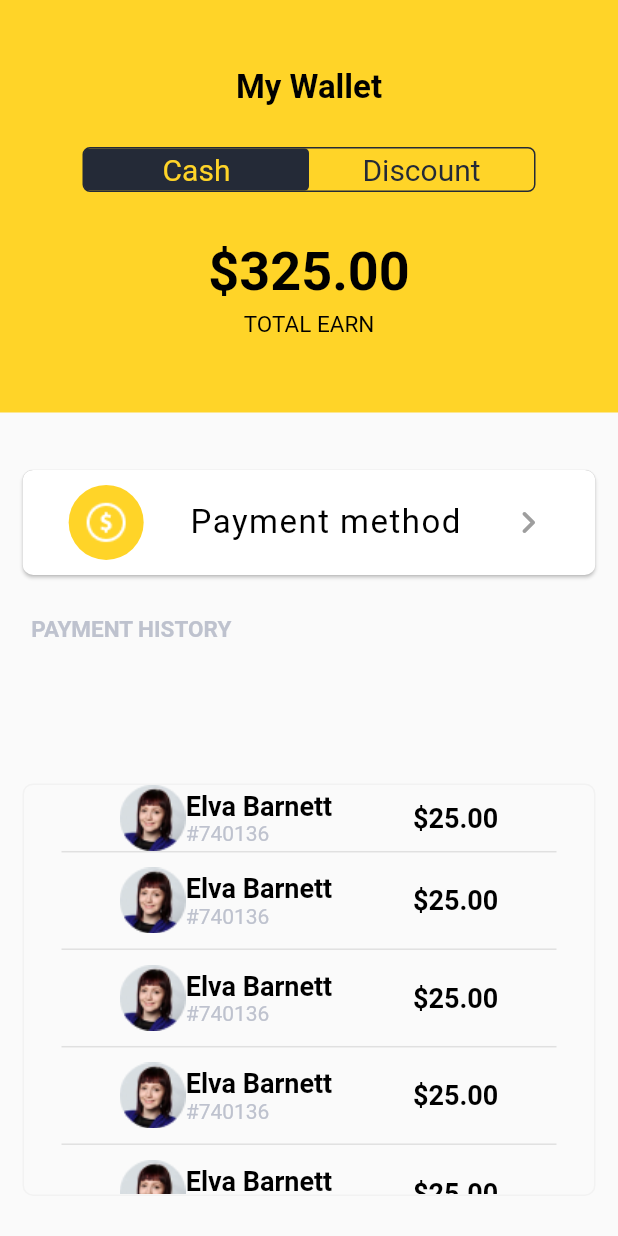
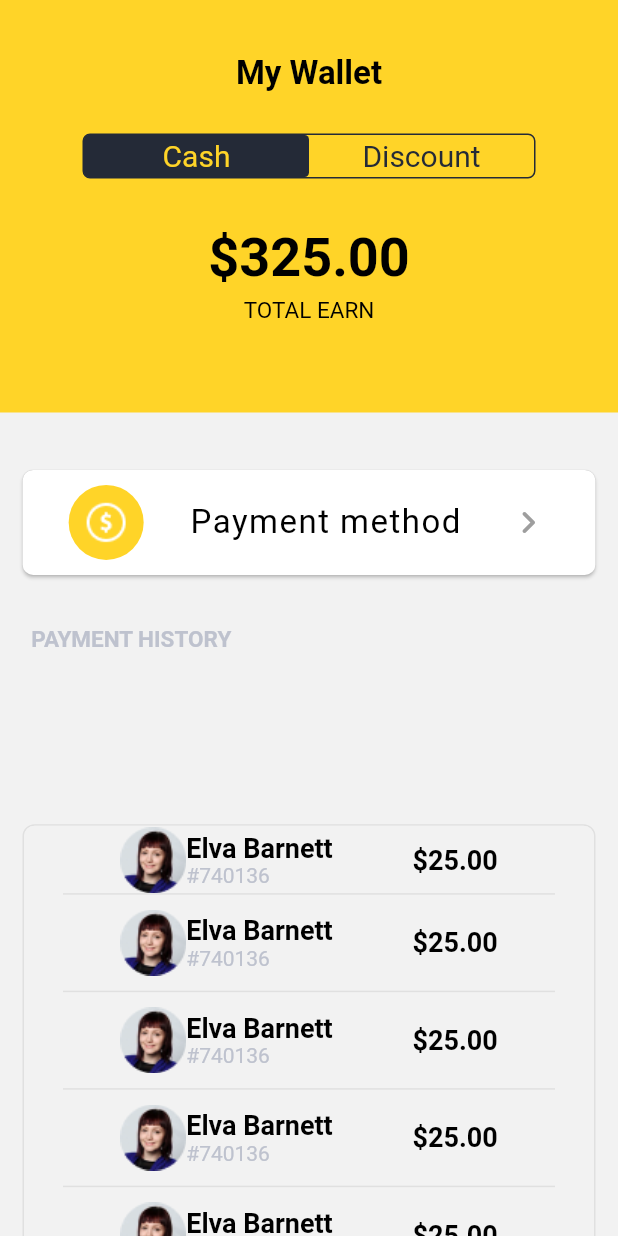
Before and after one commit to yashajitsaria/Siren24_MOD, a Flutter app: the MyWallet screen opened directly, on a phone screen of 412 x 824 dp. Run offline on Flutter 3.47's test engine with Material 2 defaults, Android fonts, the phone set to English and light mode, and no system bars; Roboto replaces fonts that are missing (SF UI Display).

Commit message:
mywallet updated

```diff
--- a/lib/MyWallet/MyWallet.dart
+++ b/lib/MyWallet/MyWallet.dart
@@ -16,6 +16,7 @@ class _MyWalletState extends State<MyWallet> {
   @override
   Widget build(BuildContext context) {
     return Scaffold(
+      backgroundColor: Color(0xFFF2F2F2),
       body: Stack(
         children: <Widget>[
           Container(
@@ -28,7 +29,7 @@ class _MyWalletState extends State<MyWallet> {
               child: Column(
                 children: [
                   SizedBox(
-                    height: 45,
+                    height: 36,
                   ),
                   Text(
                     'My Wallet',
@@ -180,7 +181,7 @@ class _MyWalletState extends State<MyWallet> {
             ),
           ),
           Align(
-            alignment: Alignment(-0.85, 0.019),
+            alignment: Alignment(-0.85, 0.036),
             child: Text(
               'PAYMENT HISTORY',
               style: TextStyle(
@@ -191,13 +192,18 @@ class _MyWalletState extends State<MyWallet> {
             ),
           ),
           Align(
-            alignment: Alignment(0, 0.9),
+            alignment: Alignment(0, 1.1),
             child: Padding(
               padding: const EdgeInsets.only(left: 15, right: 15, top: 15),
               child: Container(
-                height: 275,
+                height: 300,
                 decoration: BoxDecoration(
-                  borderRadius: BorderRadius.circular(8),
+                  borderRadius: BorderRadius.vertical(
+                    top: Radius.circular(8),
+                  ),
+                  border: Border.all(
+                    color: Color(0xFFE0E0E0),
+                  ),
                 ),
                 child: Container(
                   decoration: BoxDecoration(
--- a/lib/main.dart
+++ b/lib/main.dart
@@ -7,6 +7,7 @@ import 'package:siren24/Menu_Bar.dart/Notifications.dart';
 import 'package:siren24/Menu_Bar.dart/Settings/Profile.dart';
 import 'package:siren24/Menu_Bar.dart/Settings/Settings.dart';
 import 'package:siren24/MyWallet/MyWallet.dart';
+import 'package:siren24/MyWallet/PaymentMethod.dart';
 import 'package:siren24/Onboarding%20Screens/OnboardingScreens.dart';
 import 'Onboarding Screens/SetupGPSLocations.dart';
 import 'SplashScreen.dart';
@@ -31,8 +32,8 @@ class Siren24 extends StatelessWidget {
       // routes: {
 
       // },
-      // home: OnboardingScreens(),
-      home: SetupGPSLocations(),
+      home: MyWallet(),
+      // home: PaymentMethod(),
     );
   }
 }
```
